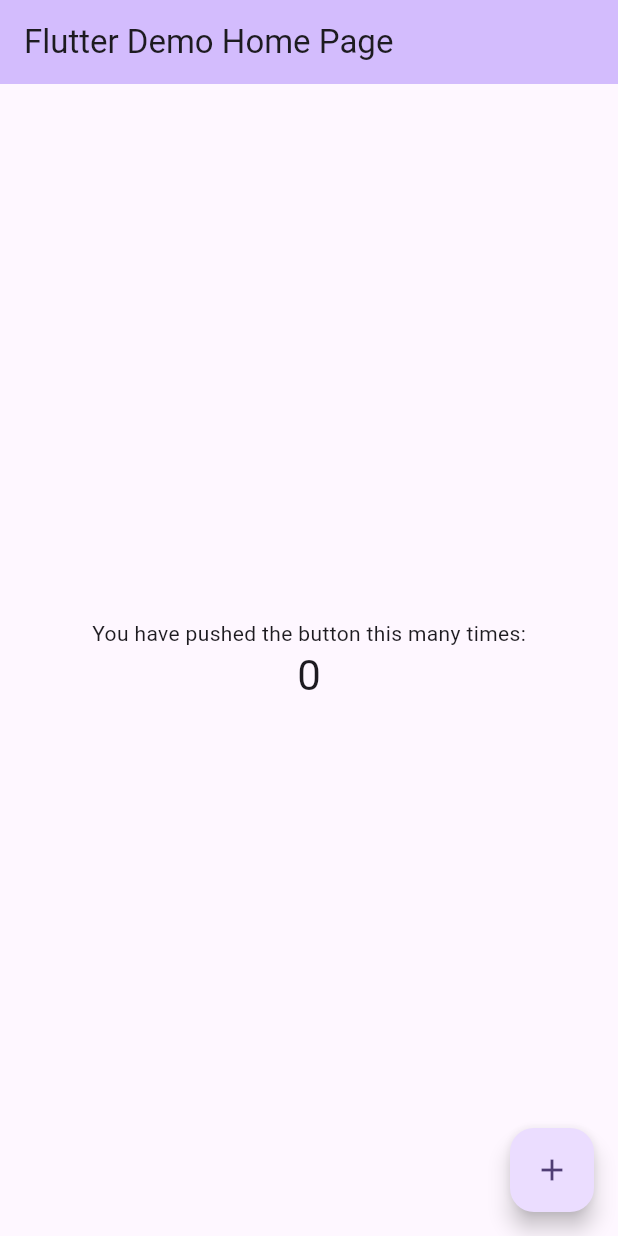
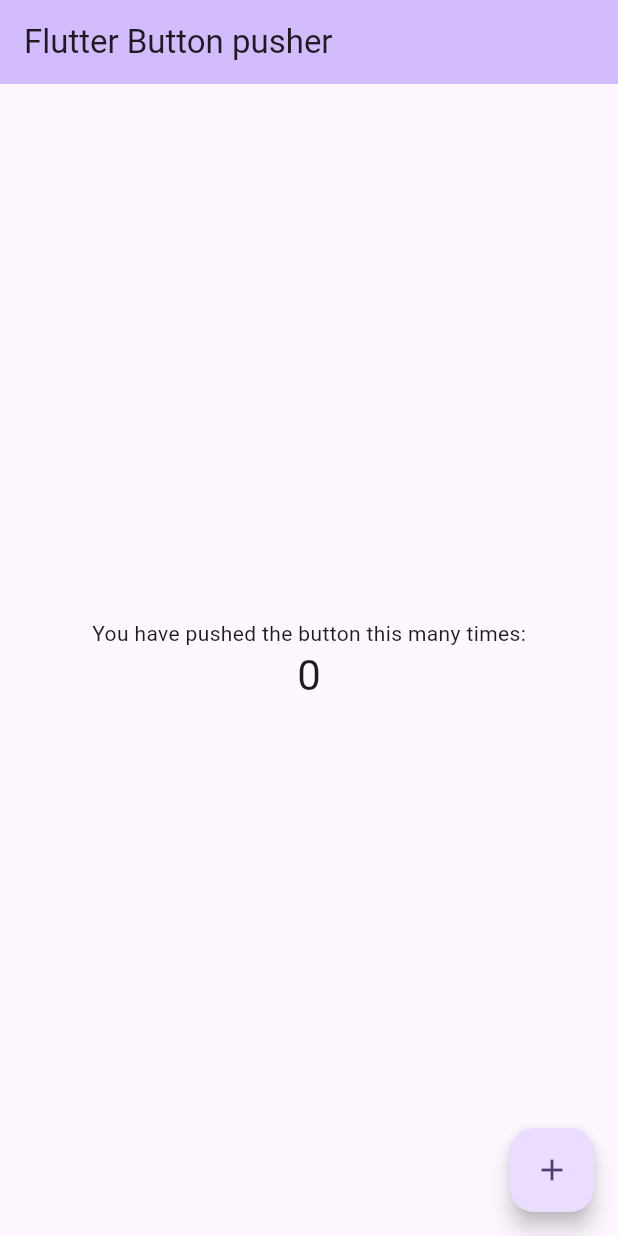
Before and after one commit to parthasdey2304/flutter-button, a Flutter app: the screen it shows after launch, on a phone screen of 412 x 824 dp. Run offline on Flutter 3.47's test engine with Material 3 defaults, Android fonts, the phone set to English and light mode, and no system bars.

Commit message:
initial commit

```diff
--- a/lib/main.dart
+++ b/lib/main.dart
@@ -31,7 +31,7 @@ class MyApp extends StatelessWidget {
         colorScheme: ColorScheme.fromSeed(seedColor: Colors.deepPurple),
         useMaterial3: true,
       ),
-      home: const MyHomePage(title: 'Flutter Demo Home Page'),
+      home: const MyHomePage(title: 'Flutter Button pusher'),
     );
   }
 }
```
